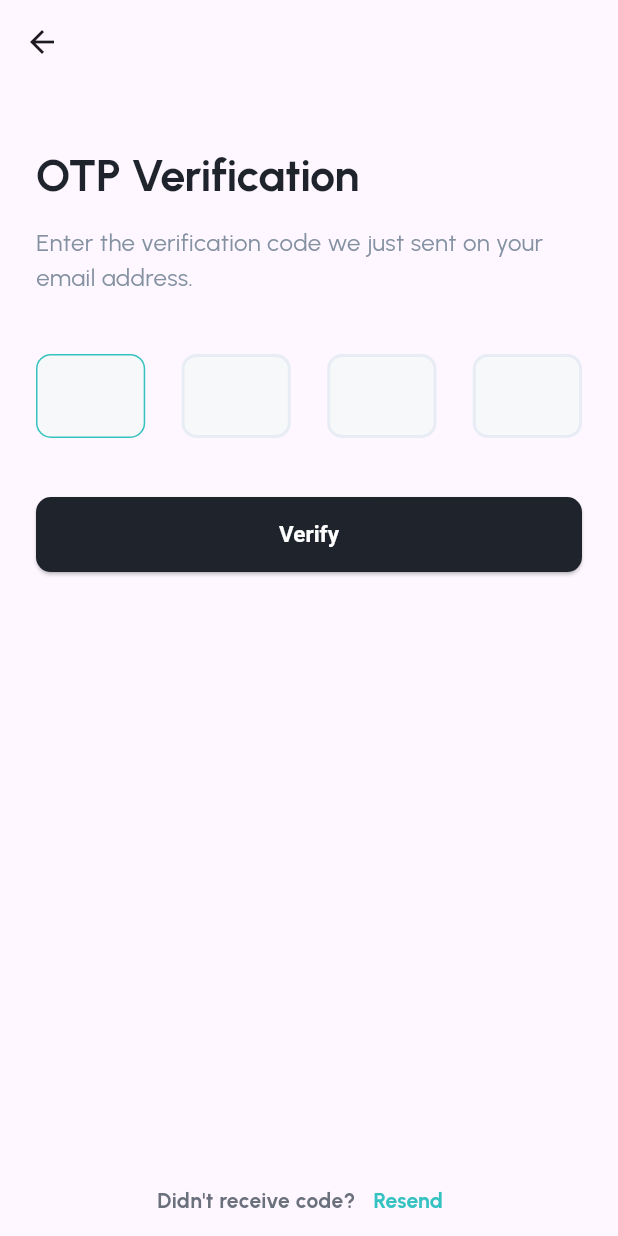
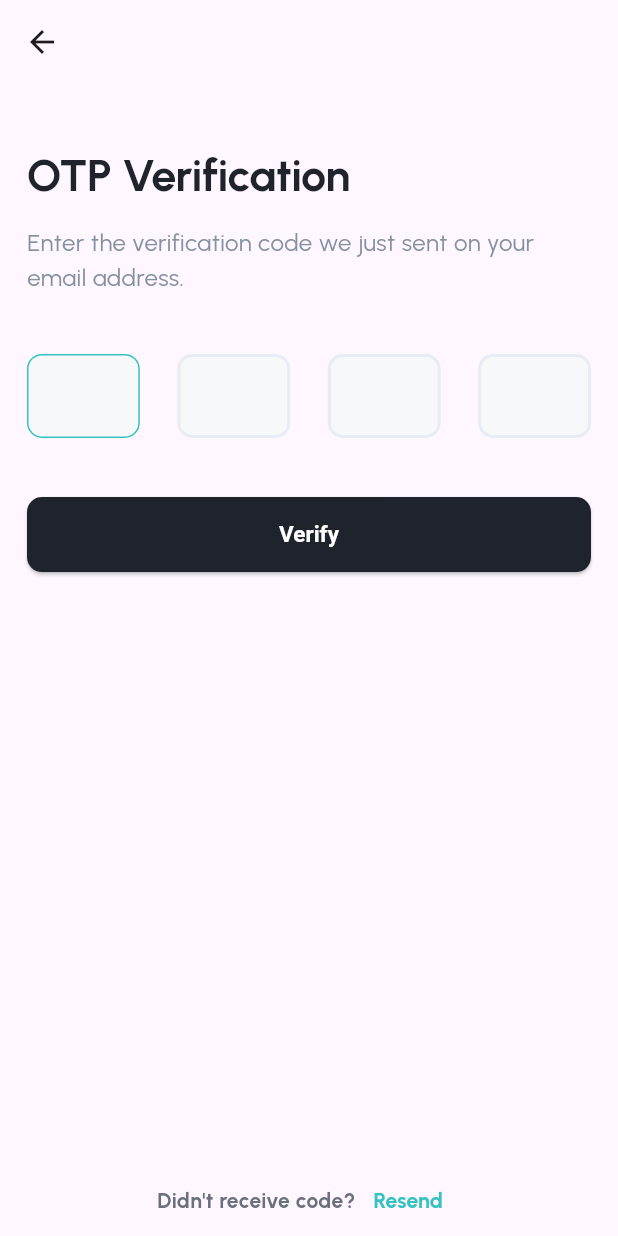
Before and after one commit to AhmetSBulbul/flutter_playground, a Flutter app: the OTPVerificationScreen screen opened by its route, on a phone screen of 412 x 824 dp. Run offline on Flutter 3.47's test engine with Material 2 defaults, Android fonts, the phone set to English and light mode, and no system bars; our stand-ins replace flutter_svg, go_router; project files that could hold a hidden picture were left out.

Commit message:
clean up

```diff
--- a/lib/main.dart
+++ b/lib/main.dart
@@ -120,6 +120,7 @@ class App extends StatelessWidget {
       return null;
     },
     refreshListenable: loginInfo,
+    debugLogDiagnostics: true,
   );
 }
 
--- a/lib/simple_login/otp_verification/otp_verification_screen.dart
+++ b/lib/simple_login/otp_verification/otp_verification_screen.dart
@@ -16,7 +16,7 @@ class OTPVerificationScreen extends StatelessWidget {
       appBar: AppBar(),
       body: SafeArea(
         child: Padding(
-          padding: const EdgeInsets.symmetric(horizontal: 24),
+          padding: const EdgeInsets.symmetric(horizontal: 18),
           child: ChangeNotifierProvider<OTPVerificationViewModel>(
             create: (_) => OTPVerificationViewModel(),
             builder: (context, state) => Column(
```
